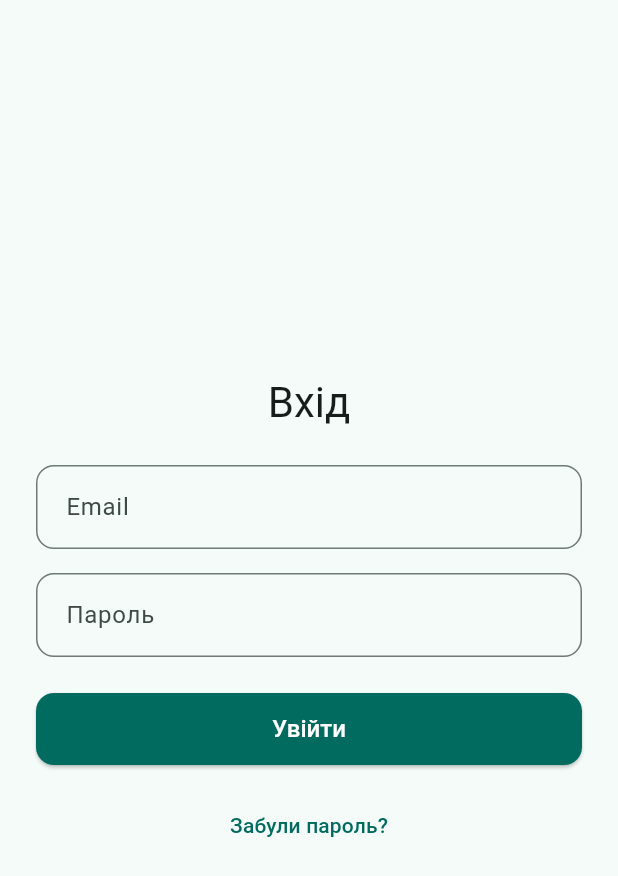
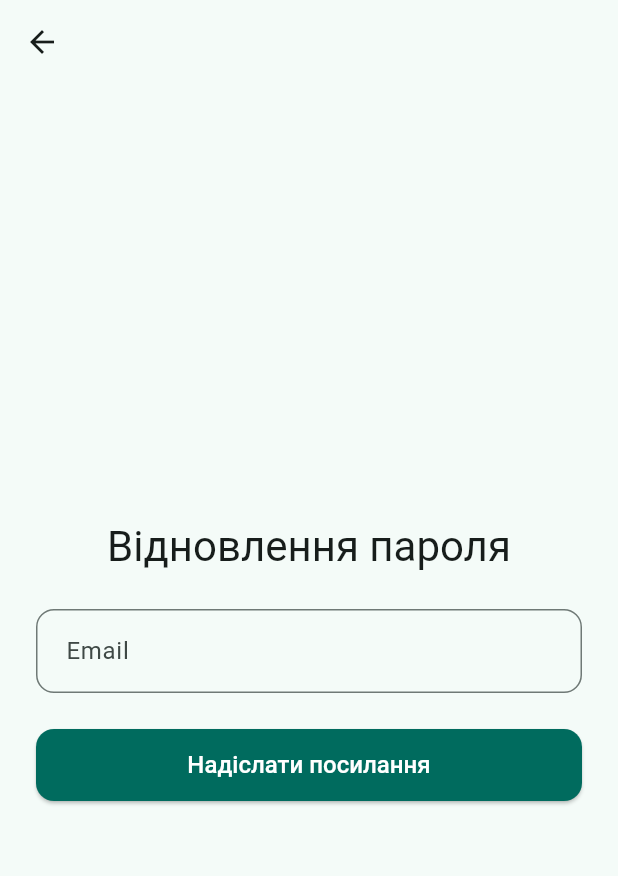
Before and after one commit to soldanqwerty/volunteer-event-organizer, a Flutter app: the screen it shows after launch, after a tap on "Забули пароль?", on a phone screen of 412 x 824 dp. Shown: the top 876 px of the screen. Run offline on Flutter 3.47's test engine with Material 3 defaults, Android fonts, the phone set to English and light mode, and no system bars.

Commit message:
Add registration and password recovery screens, wire up auth navigation

```diff
--- a/lib/screens/auth/login_screen.dart
+++ b/lib/screens/auth/login_screen.dart
@@ -3,6 +3,8 @@ import 'package:flutter/material.dart';
 import '../../core/widgets/app_primary_button.dart';
 import '../../core/widgets/app_text_field.dart';
 import '../home/home_screen.dart';
+import 'registration_screen.dart';
+import 'password_recovery_screen.dart';
 
 /// Login screen, matching mockup S-02.
 ///
@@ -45,10 +47,7 @@ class _LoginScreenState extends State<LoginScreen> {
             child: Column(
               mainAxisSize: MainAxisSize.min,
               children: [
-                Text(
-                  'Вхід',
-                  style: Theme.of(context).textTheme.headlineMedium,
-                ),
+                Text('Вхід', style: Theme.of(context).textTheme.headlineMedium),
                 const SizedBox(height: 24),
                 AppTextField(
                   label: 'Email',
@@ -62,14 +61,28 @@ class _LoginScreenState extends State<LoginScreen> {
                   obscureText: true,
                 ),
                 const SizedBox(height: 24),
-                AppPrimaryButton(
-                  label: 'Увійти',
-                  onPressed: _onLoginPressed,
-                ),
+                AppPrimaryButton(label: 'Увійти', onPressed: _onLoginPressed),
                 const SizedBox(height: 16),
                 TextButton(
-                  onPressed: () {},
+                  onPressed: () {
+                    Navigator.of(context).push(
+                      MaterialPageRoute(
+                        builder: (context) => const PasswordRecoveryScreen(),
+                      ),
+                    );
+                  },
                   child: const Text('Забули пароль?'),
+                ),
+                const SizedBox(height: 8),
+                TextButton(
+                  onPressed: () {
+                    Navigator.of(context).push(
+                      MaterialPageRoute(
+                        builder: (context) => const RegistrationScreen(),
+                      ),
+                    );
+                  },
+                  child: const Text('Немає акаунту? Зареєструватися'),
                 ),
               ],
             ),
--- /dev/null
+++ b/lib/screens/auth/password_recovery_screen.dart
@@ -0,0 +1,76 @@
+import 'package:flutter/material.dart';
+
+import '../../core/widgets/app_primary_button.dart';
+import '../../core/widgets/app_text_field.dart';
+
+/// Password recovery screen, matching mockup S-03.
+class PasswordRecoveryScreen extends StatefulWidget {
+  const PasswordRecoveryScreen({super.key});
+
+  @override
+  State<PasswordRecoveryScreen> createState() => _PasswordRecoveryScreenState();
+}
+
+class _PasswordRecoveryScreenState extends State<PasswordRecoveryScreen> {
+  final _emailController = TextEditingController();
+  bool _linkSent = false;
+
+  void _onSendLinkPressed() {
+    // No real backend call yet — just show the confirmation message.
+    setState(() => _linkSent = true);
+  }
+
+  @override
+  void dispose() {
+    _emailController.dispose();
+    super.dispose();
+  }
+
+  @override
+  Widget build(BuildContext context) {
+    return Scaffold(
+      appBar: AppBar(
+        leading: IconButton(
+          icon: const Icon(Icons.arrow_back),
+          onPressed: () => Navigator.of(context).pop(),
+        ),
+      ),
+      body: Center(
+        child: ConstrainedBox(
+          constraints: const BoxConstraints(maxWidth: 440),
+          child: Padding(
+            padding: const EdgeInsets.all(24),
+            child: Column(
+              mainAxisSize: MainAxisSize.min,
+              children: [
+                Text(
+                  'Відновлення пароля',
+                  style: Theme.of(context).textTheme.headlineMedium,
+                ),
+                const SizedBox(height: 24),
+                AppTextField(
+                  label: 'Email',
+                  controller: _emailController,
+                  keyboardType: TextInputType.emailAddress,
+                ),
+                const SizedBox(height: 24),
+                AppPrimaryButton(
+                  label: 'Надіслати посилання',
+                  onPressed: _onSendLinkPressed,
+                ),
+                if (_linkSent) ...[
+                  const SizedBox(height: 16),
+                  Text(
+                    'Якщо адресу зареєстровано, лист надіслано',
+                    style: Theme.of(context).textTheme.bodyMedium,
+                    textAlign: TextAlign.center,
+                  ),
+                ],
+              ],
+            ),
+          ),
+        ),
+      ),
+    );
+  }
+}
```
Also changed, not shown: lib/screens/auth/registration_screen.dart (added, +100 -0 lines).
